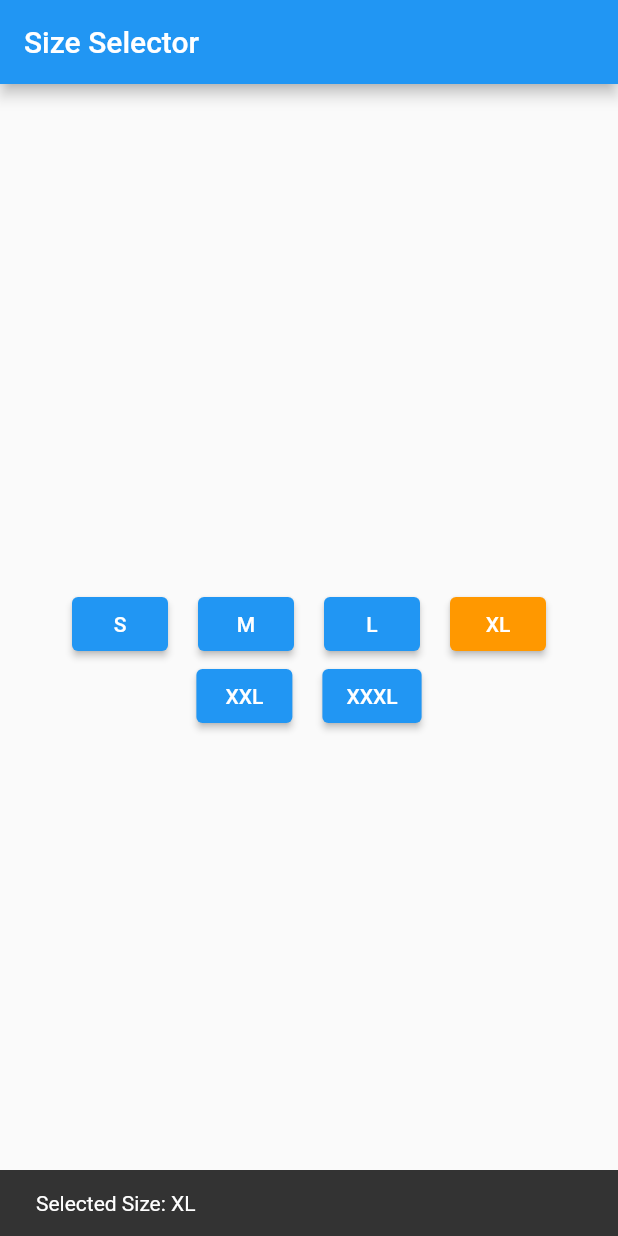
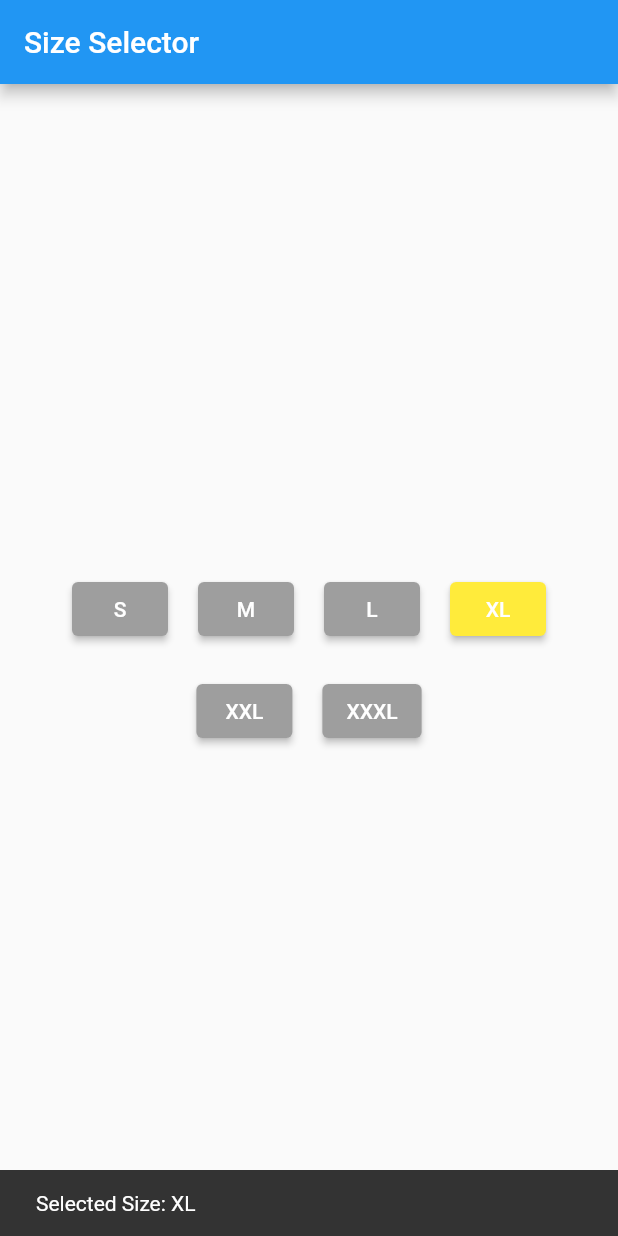
Before and after one commit to sohel7/livetest_module_09, a Flutter app: the screen it shows after launch, after a tap on "XL", on a phone screen of 412 x 824 dp. Run offline on Flutter 3.47's test engine with Material 2 defaults, Android fonts, the phone set to English and light mode, and no system bars.

Commit message:
Update main.dart

```diff
--- a/lib/main.dart
+++ b/lib/main.dart
@@ -50,11 +50,8 @@
         child: Column(
           mainAxisAlignment: MainAxisAlignment.center,
           children: <Widget>[
-            Padding(
-              padding: const EdgeInsets.all(16.0), // Add space around buttons
-              child: Wrap(
-                alignment: WrapAlignment.center,
-                spacing: 20, // Set spacing between buttons
+            Row(
+              mainAxisAlignment: MainAxisAlignment.center,
               children: <Widget>[
                 ElevatedButton(
                   onPressed: () {
@@ -62,62 +59,71 @@
                   },
                   style: ElevatedButton.styleFrom(
                     primary:
-                      selectedSize == 'Small' ? selectedColor : Colors.blue,
+                    selectedSize == 'Small' ? selectedColor : Colors.grey,
                   ),
                   child: const Text('S'),
                 ),
+                const SizedBox(width: 20),
                 ElevatedButton(
                   onPressed: () {
                     _changeColor('Medium', Colors.green);
                   },
                   style: ElevatedButton.styleFrom(
-                      primary: selectedSize == 'Medium'
-                          ? selectedColor
-                          : Colors.blue,
+                    primary:
+                    selectedSize == 'Medium' ? selectedColor : Colors.grey,
                   ),
                   child: const Text('M'),
                 ),
+                const SizedBox(width: 20),
                 ElevatedButton(
                   onPressed: () {
                     _changeColor('Large', Colors.orange);
                   },
                   style: ElevatedButton.styleFrom(
                     primary:
-                      selectedSize == 'Large' ? selectedColor : Colors.blue,
+                    selectedSize == 'Large' ? selectedColor : Colors.grey,
                   ),
                   child: const Text('L'),
                 ),
+                const SizedBox(width: 20),
                 ElevatedButton(
                   onPressed: () {
-                      _changeColor('XL', Colors.orange);
+                    _changeColor('XL', Colors.yellow);
                   },
                   style: ElevatedButton.styleFrom(
-                      primary: selectedSize == 'XL' ? selectedColor : Colors.blue,
+                    primary:
+                    selectedSize == 'XL' ? selectedColor : Colors.grey,
                   ),
                   child: const Text('XL'),
                 ),
+              ],
+            ),
+            const SizedBox(height: 20),
+            Row(
+              mainAxisAlignment: MainAxisAlignment.center,
+              children: <Widget>[
                 ElevatedButton(
                   onPressed: () {
                     _changeColor('XXL', Colors.orange);
                   },
                   style: ElevatedButton.styleFrom(
                     primary:
-                      selectedSize == 'XXL' ? selectedColor : Colors.blue,
+                    selectedSize == 'XXL' ? selectedColor : Colors.grey,
                   ),
                   child: const Text('XXL'),
                 ),
+                const SizedBox(width: 20),
                 ElevatedButton(
                   onPressed: () {
-                      _changeColor('XXXL', Colors.orange);
+                    _changeColor('XXXL', Colors.red);
                   },
                   style: ElevatedButton.styleFrom(
                     primary:
-                      selectedSize == 'XXXL' ? selectedColor : Colors.blue,
+                    selectedSize == 'XXXL' ? selectedColor : Colors.grey,
                   ),
                   child: const Text('XXXL'),
                 ),
               ],
-              ),
             ),
           ],
         ),
```
Lines whose indentation alone changed are shown as unchanged.
